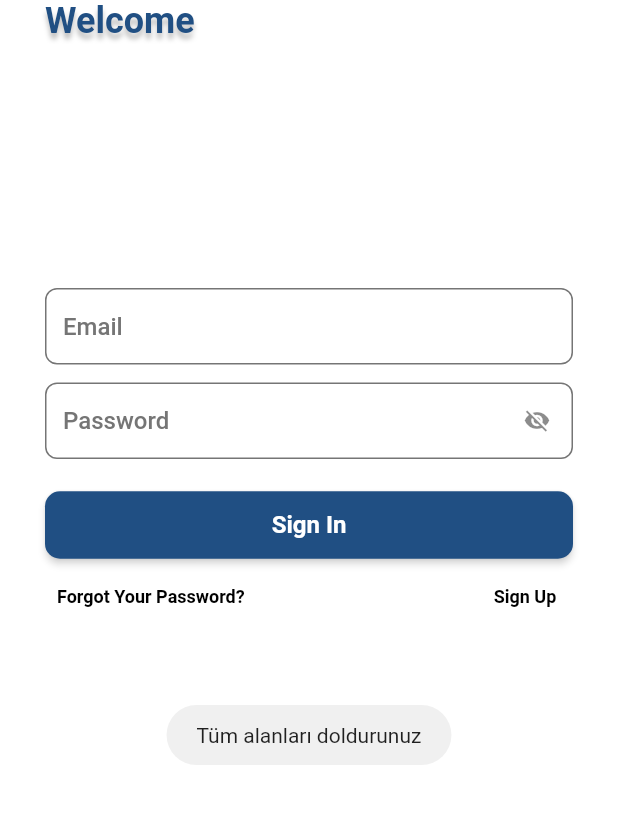
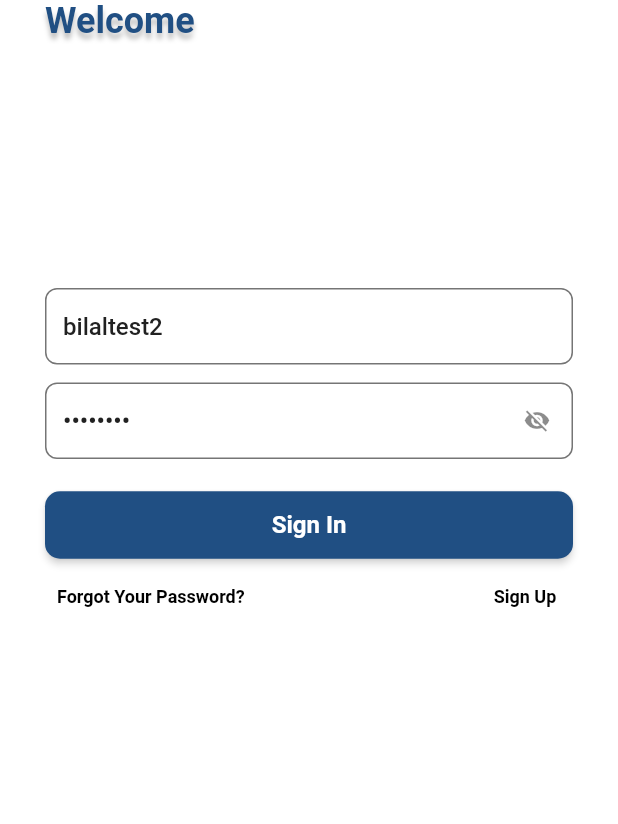
Before and after one commit to mehmetarsay/mobuni_v2, a Flutter app: the screen it shows after launch, after a tap on "Sign In", on a phone screen of 412 x 824 dp, the part 375-1199 px from its top. Run offline on Flutter 3.47's test engine with Material 2 defaults, Android fonts, the phone set to English and light mode, and no system bars; drawn by our look-alikes of loader_overlay; our stand-ins replace cached_network_image, dio, firebase_core, flutter_secure_storage, fluttertoast, hive and 5 more; missing offline and left inert: comment_box, photo_manager, zoom_pinch_overlay; accounts and stored records are empty; network calls fail; Roboto replaces fonts that are missing (Manrope).

Commit message:
login kontroller tamamlandı

```diff
--- a/lib/feature/views/auth/login/login_view.dart
+++ b/lib/feature/views/auth/login/login_view.dart
@@ -3,6 +3,7 @@ import 'package:mobuni_v2/core/components/app_bar/custom_app_bar.dart';
 import 'package:mobuni_v2/core/components/button/custom_button.dart';
 import 'package:mobuni_v2/core/components/button/custom_text_button.dart';
 import 'package:mobuni_v2/core/components/text_form_field/custom_text_form_field.dart';
+import 'package:mobuni_v2/core/constants/app/validators.dart';
 import 'package:mobuni_v2/core/extension/context_extension.dart';
 import 'package:mobuni_v2/feature/views/auth/login/login_view_model.dart';
 import 'package:mobuni_v2/feature/views/auth/register/register_view.dart';
@@ -23,6 +24,8 @@ class LoginView extends StatelessWidget {
       appBar: CustomAppBar(),
       body: SizedBox(
         width: context.width,
+        child: Form(
+          key: vm.formKey,
           child: Column(
             mainAxisAlignment: MainAxisAlignment.spaceEvenly,
             children: [
@@ -45,11 +48,13 @@ class LoginView extends StatelessWidget {
                     controller: vm.email,
                     hintText: 'Email',
                     textInputType: TextInputType.emailAddress,
+                    validator: Validators.notEmpty,
                   ),
                   CustomTextFormField(
                     controller: vm.password,
                     hintText: 'Password',
                     isPassword: true,
+                    validator: Validators.notEmpty,
                   ),
                   SizedBox(height: 20),
                   CustomButton(
@@ -75,6 +80,7 @@ class LoginView extends StatelessWidget {
             ],
           ),
         ),
+      ),
     );
   }
 }
--- a/lib/feature/views/auth/login/login_view_model.dart
+++ b/lib/feature/views/auth/login/login_view_model.dart
@@ -3,20 +3,19 @@ import 'package:fluttertoast/fluttertoast.dart';
 import 'package:loader_overlay/loader_overlay.dart';
 import 'package:mobuni_v2/app/app.locator.dart';
 import 'package:mobuni_v2/app/app.router.dart';
-import 'package:mobuni_v2/core/constants/app/constants.dart';
-import 'package:mobuni_v2/feature/services/hive/hive_services.dart';
 import 'package:mobuni_v2/feature/views/auth/model/login_model.dart';
 import 'package:mobuni_v2/feature/views/auth/service/auth_service.dart';
 import 'package:stacked/stacked.dart';
 import 'package:mobuni_v2/core/extension/context_extension.dart';
 
 class LoginViewModel extends BaseViewModel {
-  final email = TextEditingController();
-  final password = TextEditingController();
   AuthService _authService = locator<AuthService>();
+  final formKey = GlobalKey<FormState>();
+  final email = TextEditingController(text: 'bilaltest2');
+  final password = TextEditingController(text: 'Bilal123');
 
   void login(BuildContext context) async {
-    if(email.text.isEmpty || password.text.isEmpty){
+    if (!formKey.currentState!.validate()) {
       Fluttertoast.showToast(msg: 'Tüm alanları doldurunuz');
       return;
     }
@@ -28,8 +27,8 @@ class LoginViewModel extends BaseViewModel {
     print(data);
     var response = await _authService.login(data);
     if(response is LoginModel){
-      locator<HiveService>().hive.put(Constants.authToken, response.accessToken);
-      context.navigationService.navigateTo(Routes.bottomNavView);
+      _authService.saveToken(response.accessToken);
+      context.navigationService.pushNamedAndRemoveUntil(Routes.bottomNavView);
     }
     context.loaderOverlay.hide();
   }
```
Lines whose indentation alone changed are shown as unchanged.
